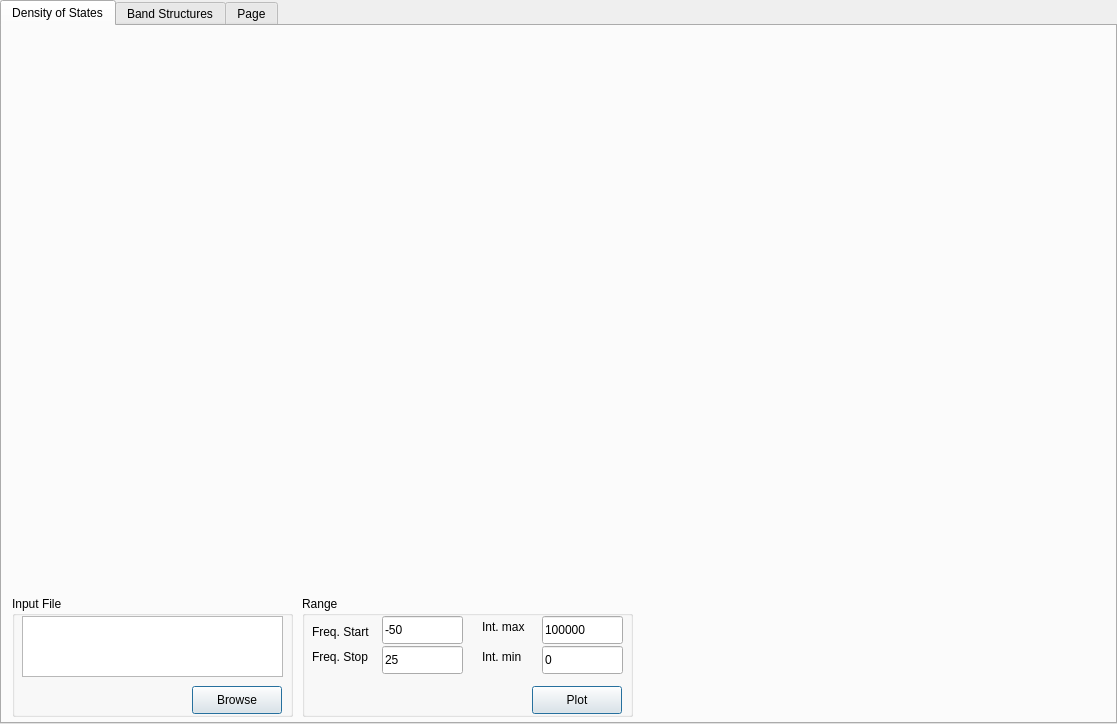
Qt form Tight_Binding/GUI_Project/mainwindow2.ui (bayu-aditya/Undergraduate_Thesis) before a commit.
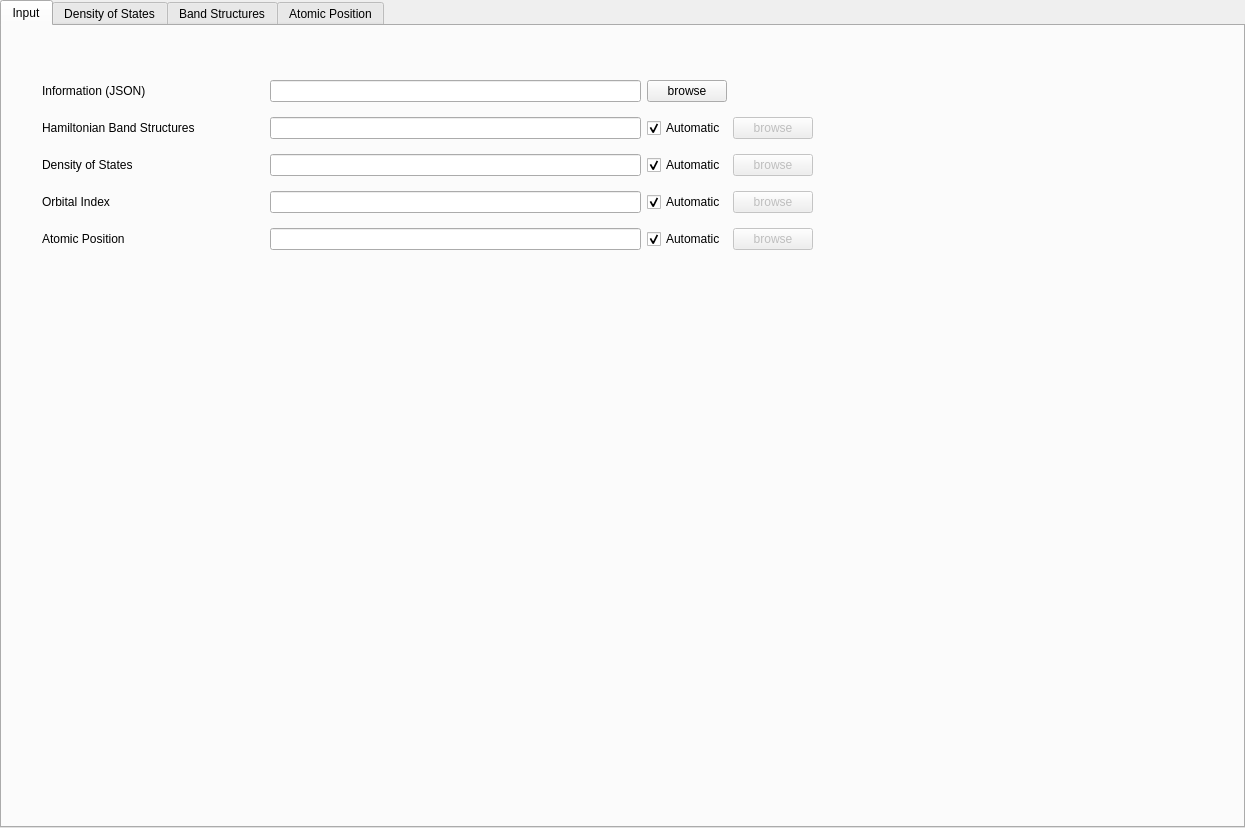
The same form after that commit. The open tabs and pages were chosen to show the change.

Commit message: Adding Feature plot PDOS & load and save for orbital reduction

Diff of the .ui file:
```diff
--- a/Tight_Binding/GUI_Project/mainwindow2.ui
+++ b/Tight_Binding/GUI_Project/mainwindow2.ui
@@ -6,8 +6,8 @@
    <rect>
     <x>0</x>
     <y>0</y>
-    <width>1117</width>
-    <height>724</height>
+    <width>1245</width>
+    <height>828</height>
    </rect>
   </property>
   <property name="windowTitle">
@@ -22,7 +22,190 @@
   <property name="currentIndex">
    <number>1</number>
   </property>
-  <widget class="QWidget" name="tab">
+  <widget class="QWidget" name="tab_input">
+   <attribute name="title">
+    <string>Input</string>
+   </attribute>
+   <widget class="QWidget" name="gridLayoutWidget">
+    <property name="geometry">
+     <rect>
+      <x>40</x>
+      <y>40</y>
+      <width>771</width>
+      <height>201</height>
+     </rect>
+    </property>
+    <layout class="QGridLayout" name="gridLayout" columnstretch="3,5,1,1">
+     <property name="verticalSpacing">
+      <number>1</number>
+     </property>
+     <item row="0" column="0">
+      <widget class="QLabel" name="label_8">
+       <property name="text">
+        <string>Information (JSON)</string>
+       </property>
+      </widget>
+     </item>
+     <item row="0" column="1">
+      <widget class="QLineEdit" name="le_browse_json">
+       <property name="readOnly">
+        <bool>true</bool>
+       </property>
+      </widget>
+     </item>
+     <item row="0" column="2">
+      <widget class="QPushButton" name="pb_browse_json">
+       <property name="text">
+        <string>browse</string>
+       </property>
+      </widget>
+     </item>
+     <item row="2" column="2">
+      <widget class="QCheckBox" name="checkBox_2">
+       <property name="text">
+        <string>Automatic</string>
+       </property>
+       <property name="checked">
+        <bool>true</bool>
+       </property>
+      </widget>
+     </item>
+     <item row="1" column="2">
+      <widget class="QCheckBox" name="checkBox">
+       <property name="text">
+        <string>Automatic</string>
+       </property>
+       <property name="checkable">
+        <bool>true</bool>
+       </property>
+       <property name="checked">
+        <bool>true</bool>
+       </property>
+      </widget>
+     </item>
+     <item row="3" column="0">
+      <widget class="QLabel" name="label_11">
+       <property name="text">
+        <string>Orbital Index</string>
+       </property>
+      </widget>
+     </item>
+     <item row="2" column="3">
+      <widget class="QPushButton" name="pushButton_3">
+       <property name="enabled">
+        <bool>false</bool>
+       </property>
+       <property name="text">
+        <string>browse</string>
+       </property>
+      </widget>
+     </item>
+     <item row="2" column="0">
+      <widget class="QLabel" name="label_10">
+       <property name="text">
+        <string>Density of States</string>
+       </property>
+      </widget>
+     </item>
+     <item row="1" column="1">
+      <widget class="QLineEdit" name="le_browse_hamband">
+       <property name="readOnly">
+        <bool>true</bool>
+       </property>
+      </widget>
+     </item>
+     <item row="1" column="0">
+      <widget class="QLabel" name="label_9">
+       <property name="text">
+        <string>Hamiltonian Band Structures</string>
+       </property>
+      </widget>
+     </item>
+     <item row="3" column="1">
+      <widget class="QLineEdit" name="le_browse_orbital">
+       <property name="readOnly">
+        <bool>true</bool>
+       </property>
+      </widget>
+     </item>
+     <item row="1" column="3">
+      <widget class="QPushButton" name="pushButton_2">
+       <property name="enabled">
+        <bool>false</bool>
+       </property>
+       <property name="text">
+        <string>browse</string>
+       </property>
+       <property name="checkable">
+        <bool>false</bool>
+       </property>
+      </widget>
+     </item>
+     <item row="2" column="1">
+      <widget class="QLineEdit" name="le_browse_dos">
+       <property name="readOnly">
+        <bool>true</bool>
+       </property>
+      </widget>
+     </item>
+     <item row="4" column="0">
+      <widget class="QLabel" name="label_12">
+       <property name="text">
+        <string>Atomic Position</string>
+       </property>
+      </widget>
+     </item>
+     <item row="4" column="1">
+      <widget class="QLineEdit" name="le_browse_atompos">
+       <property name="readOnly">
+        <bool>true</bool>
+       </property>
+      </widget>
+     </item>
+     <item row="3" column="2">
+      <widget class="QCheckBox" name="checkBox_3">
+       <property name="text">
+        <string>Automatic</string>
+       </property>
+       <property name="checked">
+        <bool>true</bool>
+       </property>
+      </widget>
+     </item>
+     <item row="4" column="2">
+      <widget class="QCheckBox" name="checkBox_4">
+       <property name="text">
+        <string>Automatic</string>
+       </property>
+       <property name="checked">
+        <bool>true</bool>
+       </property>
+      </widget>
+     </item>
+     <item row="3" column="3">
+      <widget class="QPushButton" name="pushButton_4">
+       <property name="enabled">
+        <bool>false</bool>
+       </property>
+       <property name="text">
+        <string>browse</string>
+       </property>
+      </widget>
+     </item>
+     <item row="4" column="3">
+      <widget class="QPushButton" name="pushButton_5">
+       <property name="enabled">
+        <bool>false</bool>
+       </property>
+       <property name="text">
+        <string>browse</string>
+       </property>
+      </widget>
+     </item>
+    </layout>
+   </widget>
+  </widget>
+  <widget class="QWidget" name="tab_dos">
    <attribute name="title">
     <string>Density of States</string>
    </attribute>
@@ -31,8 +214,8 @@
      <rect>
       <x>10</x>
       <y>10</y>
-      <width>1091</width>
-      <height>551</height>
+      <width>981</width>
+      <height>651</height>
      </rect>
     </property>
     <layout class="QVBoxLayout" name="plotLayoutDos"/>
@@ -41,7 +224,7 @@
     <property name="geometry">
      <rect>
       <x>10</x>
-      <y>570</y>
+      <y>670</y>
       <width>281</width>
       <height>121</height>
      </rect>
@@ -98,7 +281,7 @@
     <property name="geometry">
      <rect>
       <x>300</x>
-      <y>570</y>
+      <y>670</y>
       <width>331</width>
       <height>121</height>
      </rect>
@@ -234,7 +417,7 @@
     </widget>
    </widget>
   </widget>
-  <widget class="QWidget" name="tab">
+  <widget class="QWidget" name="tab_bands">
    <attribute name="title">
     <string>Band Structures</string>
    </attribute>
@@ -427,7 +610,7 @@
   </widget>
   <widget class="QWidget" name="tab_2">
    <attribute name="title">
-    <string>Page</string>
+    <string>Atomic Position</string>
    </attribute>
   </widget>
  </widget>
```
Left out of the diff: 225 changed lines with no effect on the pictures. The commit also changes 1 other file.
